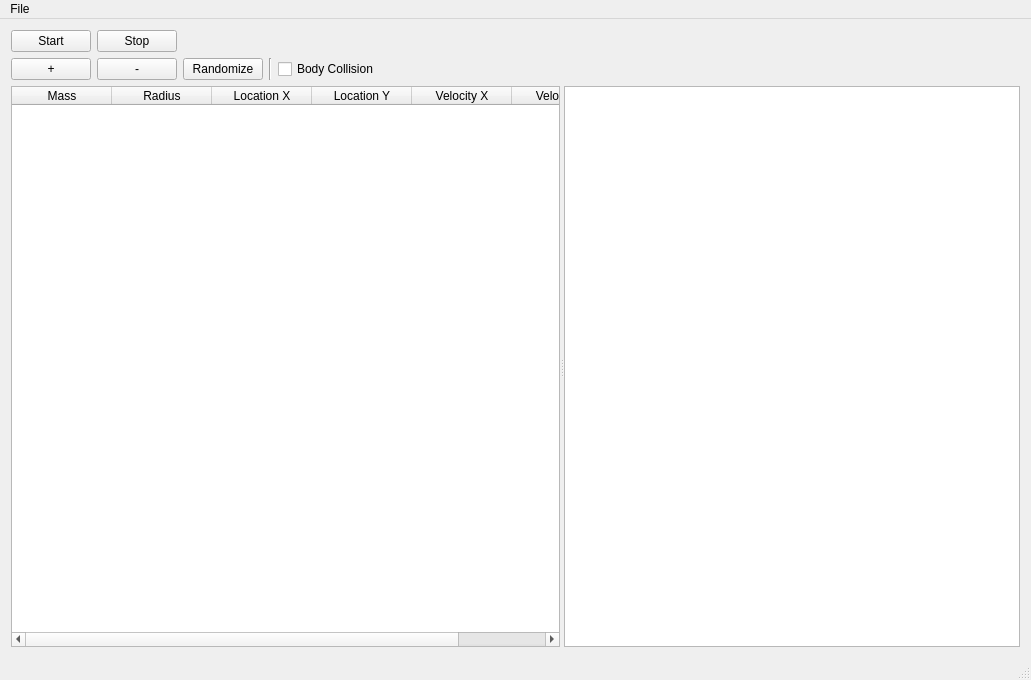
First picture: the form in source/ObjectSelector/mainwindow.ui, repository CDavantzis/GravitySimulator, before the edit.
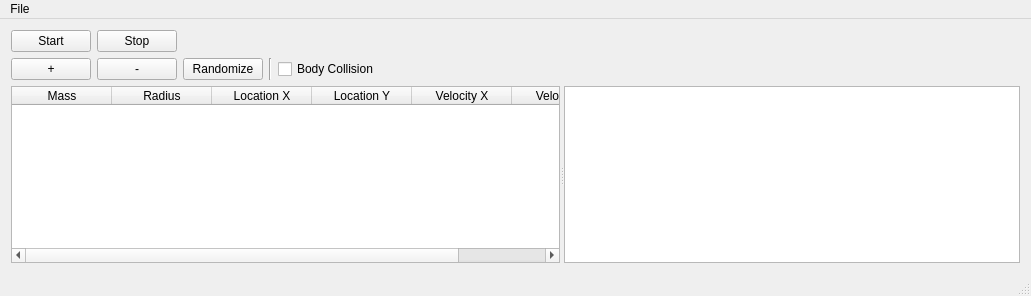
Second picture: the form after the edit. Custom widgets are drawn as their Qt base class.

Diff of the .ui file:
```diff
--- a/source/ObjectSelector/mainwindow.ui
+++ b/source/ObjectSelector/mainwindow.ui
@@ -7,7 +7,7 @@
     <x>0</x>
     <y>0</y>
     <width>1031</width>
-    <height>680</height>
+    <height>296</height>
    </rect>
   </property>
   <property name="sizePolicy">
```
Left out of the diff: 8 changed lines with no effect on the pictures.
